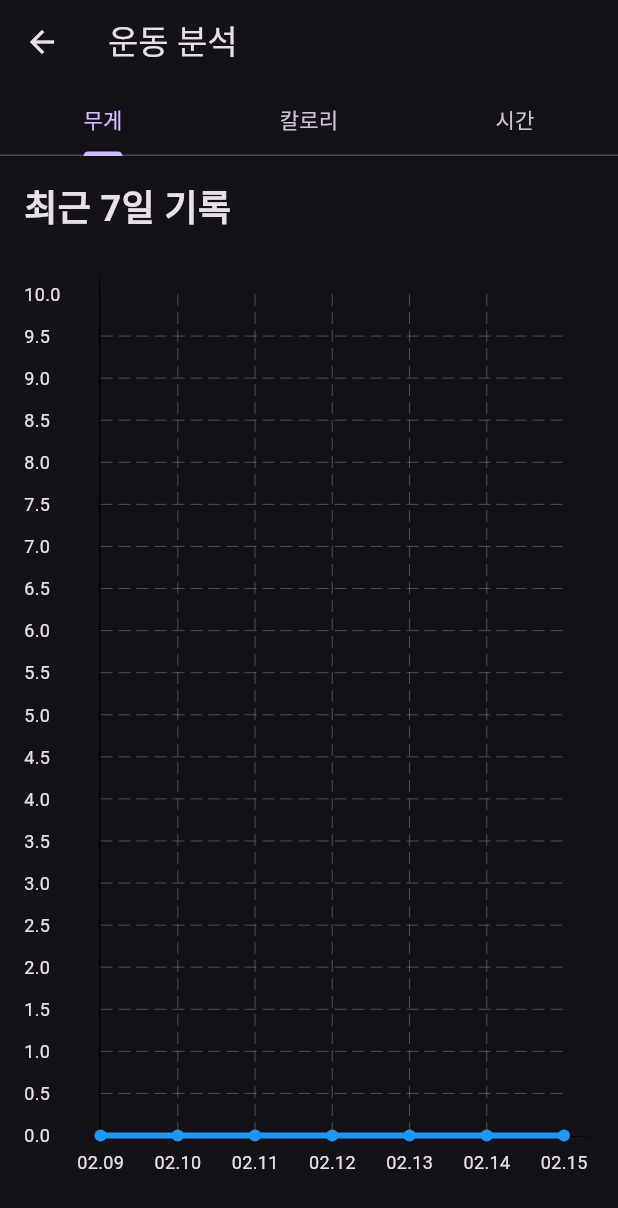
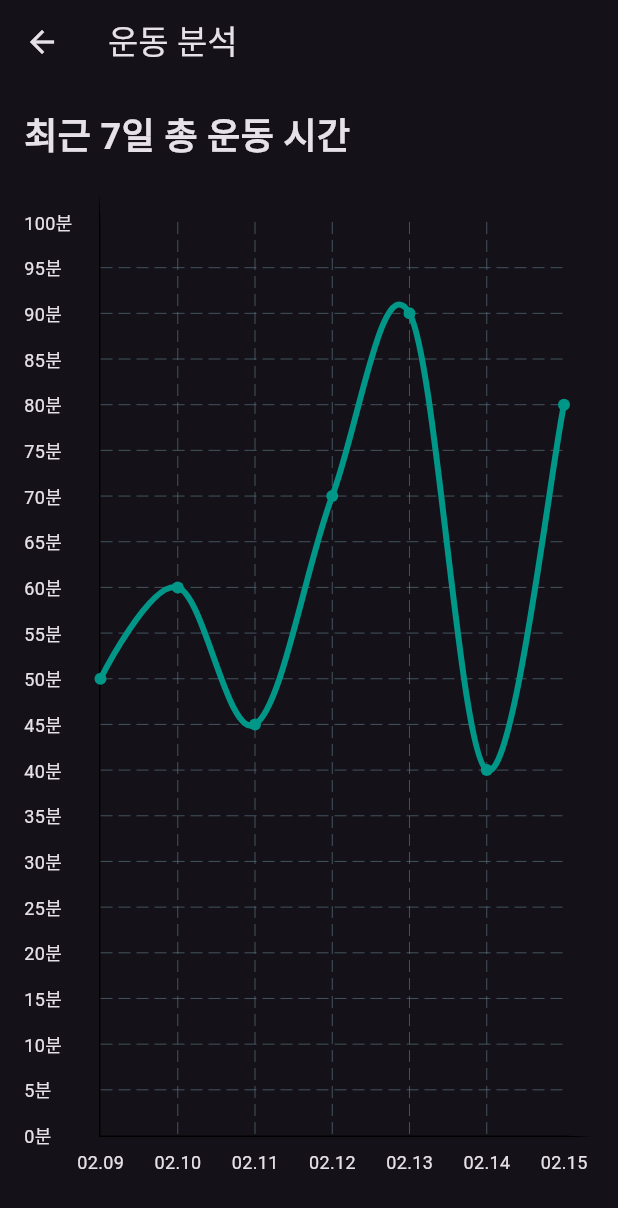
Before and after one commit to YeonwooNuf/workout, a Flutter app: the AnalysisPage screen opened directly, on a phone screen of 412 x 824 dp. Shown: the top 1208 px of the screen. Run offline on Flutter 3.47's test engine with Material 3 defaults, Android fonts, the phone set to English and light mode, and no system bars; drawn by our look-alikes of fl_chart; our stand-ins replace file_picker, image_picker, shared_preferences; accounts and stored records are empty.

Commit message:
// 분석페이지 그래프 구현
최근 일주일의 총 운동 시간만 기록

```diff
--- a/lib/pages/analysis_page.dart
+++ b/lib/pages/analysis_page.dart
@@ -9,10 +9,8 @@ class AnalysisPage extends StatefulWidget {
 
 class _AnalysisPageState extends State<AnalysisPage>
     with SingleTickerProviderStateMixin {
-  // 데이터 (무게, 칼로리, 시간) 리스트
-  List<double> weights = List.filled(7, 0.0); // 무게 데이터
-  List<double> calories = List.filled(7, 0.0); // 칼로리 데이터
-  List<double> times = List.filled(7, 0.0); // 운동 시간 데이터
+  // 날짜별 총 운동 시간 데이터 (예제 데이터)
+  List<double> totalWorkoutTimes = [50, 60, 45, 70, 90, 40, 80];
 
   // 최근 7일의 날짜
   List<String> dates = List.generate(7, (index) {
@@ -20,139 +18,93 @@ class _AnalysisPageState extends State<AnalysisPage>
         .format(DateTime.now().subtract(Duration(days: 6 - index)));
   });
 
-  // TabController
-  late TabController _tabController;
-
-  @override
-  void initState() {
-    super.initState();
-    // TabController 초기화 (총 3개의 탭: 무게, 칼로리, 시간)
-    _tabController = TabController(length: 3, vsync: this);
-  }
-
-  @override
-  void dispose() {
-    _tabController.dispose();
-    super.dispose();
-  }
-
   @override
   Widget build(BuildContext context) {
     return Scaffold(
       appBar: AppBar(
         title: Text('운동 분석'),
-        bottom: TabBar(
-          controller: _tabController,
-          tabs: [
-            Tab(text: '무게'), // 무게 탭
-            Tab(text: '칼로리'), // 칼로리 탭
-            Tab(text: '시간'), // 시간 탭
-          ],
-        ),
       ),
       body: Padding(
         padding: const EdgeInsets.all(16.0),
         child: Column(
           crossAxisAlignment: CrossAxisAlignment.start,
           children: [
-            // 그래프 위에 "최근 7일 기록" 제목 추가
-            Text('최근 7일 기록',
+            Text('최근 7일 총 운동 시간',
                 style: TextStyle(fontSize: 24, fontWeight: FontWeight.bold)),
-            SizedBox(height: 20), // 제목과 그래프 사이 여백
-            // TabBarView로 차트들을 표시
-            Expanded(
-              child: TabBarView(
-                controller: _tabController,
-                children: [
-                  _buildChart(weights, '무게 (kg)'), // 무게 차트
-                  _buildChart(calories, '칼로리 (kcal)'), // 칼로리 차트
-                  _buildChart(times, '운동 시간 (분)'), // 운동 시간 차트
-                ],
-              ),
-            ),
+            SizedBox(height: 20),
+            Expanded(child: _buildWorkoutTimeChart()),
           ],
         ),
       ),
     );
   }
 
-  // 차트를 생성하는 함수
-    Widget _buildChart(List<double> data, String yAxisLabel) {
+  // 날짜별 총 운동 시간 차트
+  Widget _buildWorkoutTimeChart() {
     return LineChart(
       LineChartData(
-      gridData: FlGridData(show: true),  // 그리드 표시
+        gridData: FlGridData(show: true),
         titlesData: FlTitlesData(
-        // x축에 날짜를 표시
+          // x축 날짜
           bottomTitles: AxisTitles(
             sideTitles: SideTitles(
               showTitles: true,
-            reservedSize: 50,  // x축 타이틀을 위한 공간
+              reservedSize: 50,
               getTitlesWidget: (value, meta) {
                 return Padding(
                   padding: const EdgeInsets.only(top: 8.0),
                   child: Text(
                     dates[value.toInt()],
-                  style: TextStyle(fontSize: 12),  // 날짜 텍스트 크기
+                    style: TextStyle(fontSize: 12),
                   ),
                 );
               },
-            interval: 1,  // 날짜 간격 설정
+              interval: 1,
             ),
           ),
-        // y축에 데이터 값 표시 (왼쪽)
+          // y축 운동 시간
           leftTitles: AxisTitles(
             sideTitles: SideTitles(
               showTitles: true,
-            reservedSize: 50,  // y축 타이틀을 위한 공간
+              reservedSize: 50,
               getTitlesWidget: (value, meta) {
                 return Padding(
                   padding: const EdgeInsets.only(right: 8.0),
                   child: Text(
-                  value.toString(),
-                  style: TextStyle(fontSize: 12),  // y축 텍스트 크기
+                    '${value.toInt()}분',
+                    style: TextStyle(fontSize: 12),
                   ),
                 );
               },
             ),
           ),
-        // 상단 타이틀 숨기기
-        topTitles: AxisTitles(
-          sideTitles: SideTitles(
-            showTitles: false,  // 상단 타이틀 숨김
-          ),
-        ),
-        // 우측 타이틀 숨기기
-        rightTitles: AxisTitles(
-          sideTitles: SideTitles(
-            showTitles: false,  // 우측 타이틀 숨김
-          ),
-        ),
+          topTitles: AxisTitles(sideTitles: SideTitles(showTitles: false)),
+          rightTitles: AxisTitles(sideTitles: SideTitles(showTitles: false)),
         ),
         borderData: FlBorderData(
-        show: true,  // 테두리 표시
+          show: true,
           border: Border(
-          left: BorderSide(color: Colors.black, width: 1),  // 왼쪽 테두리
-          bottom: BorderSide(color: Colors.black, width: 1),  // 하단 테두리
-          right: BorderSide(color: Colors.transparent, width: 20),  // 우측에 마진 추가
-          top: BorderSide(color: Colors.transparent, width: 20),  // 상단에 마진 추가
+            left: BorderSide(color: Colors.black, width: 1),
+            bottom: BorderSide(color: Colors.black, width: 1),
+            right: BorderSide(color: Colors.transparent, width: 20),
+            top: BorderSide(color: Colors.transparent, width: 20),
           ),
         ),
         lineBarsData: [
           LineChartBarData(
-          spots: data.asMap().entries.map((e) => FlSpot(e.key.toDouble(), e.value)).toList(),
-          isCurved: true,  // 곡선 차트
-          color: Colors.blue,  // 차트 선 색상
-          barWidth: 4,  // 차트 선 두께
-          isStrokeCapRound: true,  // 차트 끝을 둥글게
-          belowBarData: BarAreaData(show: false),  // 하단 음영 없음
+            spots: totalWorkoutTimes.asMap().entries.map((e) => FlSpot(e.key.toDouble(), e.value)).toList(),
+            isCurved: true,
+            color: Colors.teal,
+            barWidth: 4,
+            isStrokeCapRound: true,
+            belowBarData: BarAreaData(show: false),
           ),
         ],
-      minX: 0,  // x축 최소값
-      maxX: 6,  // x축 최대값
-      minY: 0,  // y축 최소값
-      maxY: data.reduce((a, b) => a > b ? a : b) + 10,  // y축 최대값 (데이터 중 가장 큰 값 + 여유값)
+        minX: 0,
+        maxX: 6,
+        minY: 0,
+        maxY: totalWorkoutTimes.reduce((a, b) => a > b ? a : b) + 10,
       ),
     );
   }
-
 }
```
Lines whose indentation alone changed are shown as unchanged.
